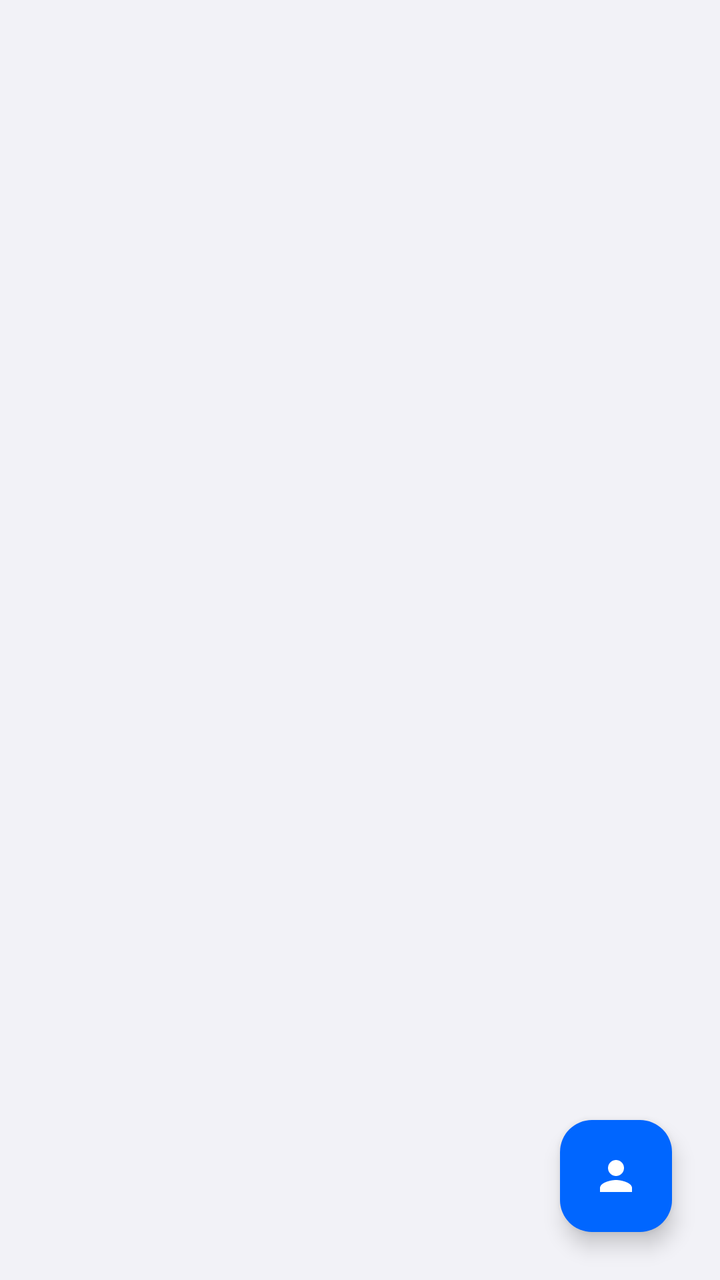
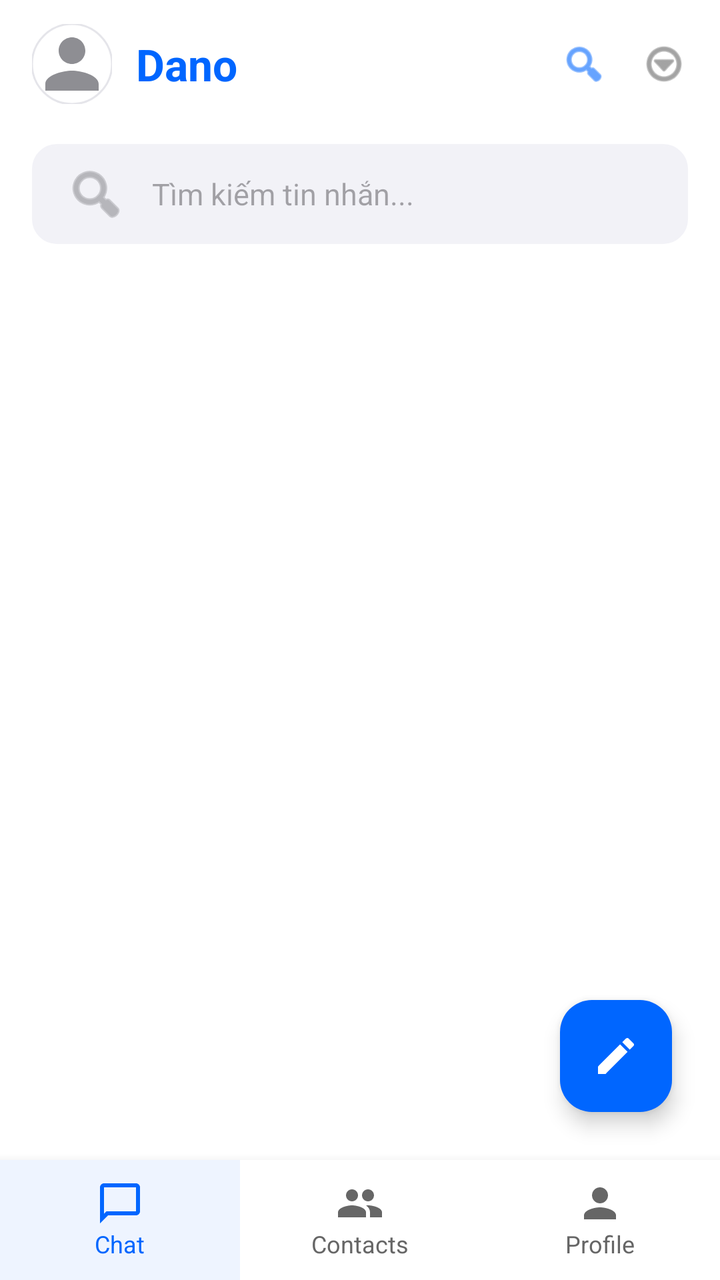

The first picture is an Android layout as it rendered before a commit; the second is the same layout after the commit. The layout source and the unified diff follow.
<!-- AndroidManifest.xml: application theme Theme.DanoChatApp -->
<!-- res/layout/activity_main.xml -->
<?xml version="1.0" encoding="utf-8"?>
<androidx.constraintlayout.widget.ConstraintLayout xmlns:android="http://schemas.android.com/apk/res/android"
    xmlns:app="http://schemas.android.com/apk/res-auto"
    xmlns:tools="http://schemas.android.com/tools"
    android:layout_width="match_parent"
    android:layout_height="match_parent"
    android:background="@color/chat_bg"
    tools:context=".MainActivity">

    <androidx.recyclerview.widget.RecyclerView
        android:id="@+id/recycler_messages"
        android:layout_width="match_parent"
        android:layout_height="match_parent"
        app:layout_constraintBottom_toBottomOf="parent"
        app:layout_constraintEnd_toEndOf="parent"
        app:layout_constraintStart_toStartOf="parent"
        app:layout_constraintTop_toTopOf="parent" />

    <com.google.android.material.floatingactionbutton.FloatingActionButton
        android:id="@+id/fab_new_chat"
        android:layout_width="wrap_content"
        android:layout_height="wrap_content"
        android:layout_margin="24dp"
        android:src="@drawable/ic_person"
        app:backgroundTint="@color/primary"
        app:layout_constraintBottom_toBottomOf="parent"
        app:layout_constraintEnd_toEndOf="parent"
        app:tint="@color/white" />

</androidx.constraintlayout.widget.ConstraintLayout>
<!-- resources referenced by this layout -->
<resources>
  <color name="chat_bg">#F2F2F7</color>
  <color name="primary">#0066FF</color>
  <color name="white">#FFFFFFFF</color>
  <!-- drawable ic_person (drawable) -->
  <vector xmlns:android="http://schemas.android.com/apk/res/android"
      android:width="24dp"
      android:height="24dp"
      android:viewportWidth="24"
      android:viewportHeight="24">
      <path
          android:fillColor="@color/neutral"
          android:pathData="M12,12c2.21,0 4,-1.79 4,-4s-1.79,-4 -4,-4 -4,1.79 -4,4 1.79,4 4,4zM12,14c-2.67,0 -8,1.34 -8,4v2h16v-2c0,-2.66 -5.33,-4 -8,-4z" />
  </vector>
  <style name="Theme.DanoChatApp" parent="Base.Theme.DanoChatApp" />
  <color name="neutral">#8E8E93</color>
  <style name="Base.Theme.DanoChatApp" parent="Theme.Material3.DayNight.NoActionBar">
          
          <item name="colorPrimary">@color/primary</item>
          <item name="colorPrimaryVariant">@color/primary_dark</item>
          <item name="colorSecondary">@color/secondary</item>
          <item name="android:statusBarColor">@color/white</item>
          <item name="android:windowLightStatusBar">true</item>
      </style>
  <color name="primary_dark">#0052CC</color>
  <color name="secondary">#FF9500</color>
</resources>

<!-- the commit's change to res/layout/activity_main.xml (unified diff, before → after) -->
@@ -4,27 +4,357 @@
     xmlns:tools="http://schemas.android.com/tools"
     android:layout_width="match_parent"
     android:layout_height="match_parent"
-    android:background="@color/chat_bg"
+    android:background="@color/white"
     tools:context=".MainActivity">
 
-    <androidx.recyclerview.widget.RecyclerView
-        android:id="@+id/recycler_messages"
+    
+    <RelativeLayout
+        android:id="@+id/layout_header"
         android:layout_width="match_parent"
-        android:layout_height="match_parent"
-        app:layout_constraintBottom_toBottomOf="parent"
-        app:layout_constraintEnd_toEndOf="parent"
-        app:layout_constraintStart_toStartOf="parent"
-        app:layout_constraintTop_toTopOf="parent" />
+        android:layout_height="?attr/actionBarSize"
+        android:paddingHorizontal="16dp"
+        app:layout_constraintTop_toTopOf="parent">
+
+        <com.google.android.material.imageview.ShapeableImageView
+            android:id="@+id/img_main_profile"
+            android:layout_width="40dp"
+            android:layout_height="40dp"
+            android:layout_centerVertical="true"
+            android:src="@drawable/ic_person"
+            app:shapeAppearanceOverlay="@style/CircleImage"
+            app:strokeColor="@color/divider_color"
+            app:strokeWidth="1dp" />
+
+        <TextView
+            android:layout_width="wrap_content"
+            android:layout_height="wrap_content"
+            android:layout_centerVertical="true"
+            android:layout_marginStart="12dp"
+            android:layout_toEndOf="@id/img_main_profile"
+            android:text="Dano"
+            android:textColor="@color/primary"
+            android:textSize="22sp"
+            android:textStyle="bold" />
+
+        <LinearLayout
+            android:layout_width="wrap_content"
+            android:layout_height="wrap_content"
+            android:layout_alignParentEnd="true"
+            android:layout_centerVertical="true"
+            android:orientation="horizontal">
+
+            <ImageView
+                android:id="@+id/img_search"
+                android:layout_width="24dp"
+                android:layout_height="24dp"
+                android:layout_marginEnd="16dp"
+                android:src="@android:drawable/ic_menu_search"
+                app:tint="@color/primary" />
+
+            <ImageView
+                android:id="@+id/img_menu"
+                android:layout_width="24dp"
+                android:layout_height="24dp"
+                android:src="@android:drawable/ic_menu_more"
+                app:tint="@color/text_grey" />
+        </LinearLayout>
+    </RelativeLayout>
+
+    <androidx.core.widget.NestedScrollView
+        android:layout_width="match_parent"
+        android:layout_height="0dp"
+        app:layout_constraintBottom_toTopOf="@id/bottom_navigation"
+        app:layout_constraintTop_toBottomOf="@id/layout_header">
+
+        <LinearLayout
+            android:layout_width="match_parent"
+            android:layout_height="wrap_content"
+            android:orientation="vertical">
+
+            
+            <EditText
+                android:id="@+id/edit_search"
+                android:layout_width="match_parent"
+                android:layout_height="50dp"
+                android:layout_marginHorizontal="16dp"
+                android:layout_marginTop="8dp"
+                android:background="@drawable/edit_text_bg"
+                android:backgroundTint="#F2F2F7"
+                android:drawableStart="@android:drawable/ic_menu_search"
+                android:drawablePadding="12dp"
+                android:drawableTint="@color/neutral"
+                android:hint="Tìm kiếm tin nhắn..."
+                android:inputType="text"
+                android:paddingHorizontal="16dp"
+                android:textSize="15sp" />
+
+            
+            <androidx.recyclerview.widget.RecyclerView
+                android:id="@+id/recycler_active_users"
+                android:layout_width="match_parent"
+                android:layout_height="wrap_content"
+                android:layout_marginTop="16dp"
+                android:clipToPadding="false"
+                android:orientation="horizontal"
+                android:paddingHorizontal="8dp"
+                app:layoutManager="androidx.recyclerview.widget.LinearLayoutManager"
+                tools:listitem="@layout/item_user_horizontal" />
+
+            
+            <androidx.recyclerview.widget.RecyclerView
+                android:id="@+id/recycler_recent_chats"
+                android:layout_width="match_parent"
+                android:layout_height="wrap_content"
+                android:layout_marginTop="8dp"
+                android:nestedScrollingEnabled="false"
+                tools:listitem="@layout/item_recent_chat" />
+
+        </LinearLayout>
+    </androidx.core.widget.NestedScrollView>
 
     <com.google.android.material.floatingactionbutton.FloatingActionButton
         android:id="@+id/fab_new_chat"
         android:layout_width="wrap_content"
         android:layout_height="wrap_content"
         android:layout_margin="24dp"
-        android:src="@drawable/ic_person"
+        android:src="@drawable/ic_edit"
         app:backgroundTint="@color/primary"
-        app:layout_constraintBottom_toBottomOf="parent"
+        app:layout_constraintBottom_toTopOf="@id/bottom_navigation"
         app:layout_constraintEnd_toEndOf="parent"
         app:tint="@color/white" />
 
+    
+    <LinearLayout
+        android:id="@+id/bottom_navigation"
+        android:layout_width="match_parent"
+        android:layout_height="60dp"
+        android:background="@color/white"
+        android:elevation="8dp"
+        android:orientation="horizontal"
+        app:layout_constraintBottom_toBottomOf="parent">
+
+        <LinearLayout
+            android:id="@+id/nav_chat"
+            android:layout_width="0dp"
+            android:layout_height="match_parent"
+            android:layout_weight="1"
+            android:background="#EEF4FF"
+            android:gravity="center"
+            android:orientation="vertical">
+
+            <ImageView
+                android:layout_width="24dp"
+                android:layout_height="24dp"
+                android:src="@drawable/ic_message"
+                app:tint="@color/primary" />
+
+            <TextView
+                android:layout_width="wrap_content"
+                android:layout_height="wrap_content"
+                android:text="Chat"
+                android:textColor="@color/primary"
+                android:textSize="12sp" />
+        </LinearLayout>
+
+        <LinearLayout
+            android:id="@+id/nav_contacts"
+            android:layout_width="0dp"
+            android:layout_height="match_parent"
+            android:layout_weight="1"
+            android:gravity="center"
+            android:orientation="vertical">
+
+            <ImageView
+                android:layout_width="24dp"
+                android:layout_height="24dp"
+                android:src="@drawable/ic_contacts"
+                app:tint="@color/text_grey" />
+
+            <TextView
+                android:layout_width="wrap_content"
+                android:layout_height="wrap_content"
+                android:text="Contacts"
+                android:textColor="@color/text_grey"
+                android:textSize="12sp" />
+        </LinearLayout>
+
+        <LinearLayout
+            android:id="@+id/nav_profile"
+            android:layout_width="0dp"
+            android:layout_height="match_parent"
+            android:layout_weight="1"
+            android:gravity="center"
+            android:orientation="vertical">
+
+            <ImageView
+                android:layout_width="24dp"
+                android:layout_height="24dp"
+                android:src="@drawable/ic_person"
+                app:tint="@color/text_grey" />
+
+            <TextView
+                android:layout_width="wrap_content"
+                android:layout_height="wrap_content"
+                android:text="Profile"
+                android:textColor="@color/text_grey"
+                android:textSize="12sp" />
+        </LinearLayout>
+    </LinearLayout>
+
 </androidx.constraintlayout.widget.ConstraintLayout>
+<!-- res/layout/item_user_horizontal.xml (included above) -->
+<?xml version="1.0" encoding="utf-8"?>
+<LinearLayout xmlns:android="http://schemas.android.com/apk/res/android"
+    xmlns:app="http://schemas.android.com/apk/res-auto"
+    android:layout_width="wrap_content"
+    android:layout_height="wrap_content"
+    android:gravity="center"
+    android:orientation="vertical"
+    android:padding="8dp">
+
+    <RelativeLayout
+        android:layout_width="60dp"
+        android:layout_height="60dp">
+
+        <com.google.android.material.imageview.ShapeableImageView
+            android:id="@+id/img_user_avatar"
+            android:layout_width="match_parent"
+            android:layout_height="match_parent"
+            android:padding="2dp"
+            android:src="@drawable/ic_person"
+            app:shapeAppearanceOverlay="@style/CircleImage"
+            app:strokeColor="@color/primary"
+            app:strokeWidth="1.5dp" />
+
+        <View
+            android:id="@+id/view_online_indicator"
+            android:layout_width="12dp"
+            android:layout_height="12dp"
+            android:layout_alignParentBottom="true"
+            android:layout_alignParentEnd="true"
+            android:layout_marginBottom="4dp"
+            android:layout_marginEnd="4dp"
+            android:background="@android:color/holo_green_light"
+            android:backgroundTint="#4CAF50"
+            android:elevation="2dp" />
+    </RelativeLayout>
+
+    <TextView
+        android:id="@+id/text_user_name_short"
+        android:layout_width="70dp"
+        android:layout_height="wrap_content"
+        android:layout_marginTop="4dp"
+        android:ellipsize="end"
+        android:gravity="center"
+        android:maxLines="1"
+        android:text="Name"
+        android:textColor="@color/black"
+        android:textSize="12sp" />
+
+</LinearLayout>
+<!-- res/layout/item_recent_chat.xml (included above) -->
+<?xml version="1.0" encoding="utf-8"?>
+<RelativeLayout xmlns:android="http://schemas.android.com/apk/res/android"
+    xmlns:app="http://schemas.android.com/apk/res-auto"
+    android:layout_width="match_parent"
+    android:layout_height="wrap_content"
+    android:background="?attr/selectableItemBackground"
+    android:paddingHorizontal="16dp"
+    android:paddingVertical="12dp">
+
+    <RelativeLayout
+        android:id="@+id/layout_avatar"
+        android:layout_width="60dp"
+        android:layout_height="60dp">
+
+        <com.google.android.material.imageview.ShapeableImageView
+            android:id="@+id/img_recent_profile"
+            android:layout_width="match_parent"
+            android:layout_height="match_parent"
+            android:src="@drawable/ic_person"
+            app:shapeAppearanceOverlay="@style/CircleImage"
+            app:strokeColor="@color/divider_color"
+            app:strokeWidth="1dp" />
+
+        <View
+            android:id="@+id/view_online_status"
+            android:layout_width="14dp"
+            android:layout_height="14dp"
+            android:layout_alignParentBottom="true"
+            android:layout_alignParentEnd="true"
+            android:layout_marginBottom="2dp"
+            android:layout_marginEnd="2dp"
+            android:background="@android:color/holo_green_light"
+            android:backgroundTint="#4CAF50"
+            android:visibility="gone" />
+    </RelativeLayout>
+
+    <LinearLayout
+        android:layout_width="match_parent"
+        android:layout_height="wrap_content"
+        android:layout_centerVertical="true"
+        android:layout_marginStart="16dp"
+        android:layout_toEndOf="@id/layout_avatar"
+        android:orientation="vertical">
+
+        <RelativeLayout
+            android:layout_width="match_parent"
+            android:layout_height="wrap_content">
+
+            <TextView
+                android:id="@+id/text_recent_name"
+                android:layout_width="wrap_content"
+                android:layout_height="wrap_content"
+                android:layout_alignParentStart="true"
+                android:layout_toStartOf="@id/text_recent_time"
+                android:ellipsize="end"
+                android:maxLines="1"
+                android:text="User Name"
+                android:textColor="@color/black"
+                android:textSize="17sp"
+                android:textStyle="bold" />
+
+            <TextView
+                android:id="@+id/text_recent_time"
+                android:layout_width="wrap_content"
+                android:layout_height="wrap_content"
+                android:layout_alignParentEnd="true"
+                android:text="14:20"
+                android:textColor="@color/text_grey"
+                android:textSize="13sp" />
+        </RelativeLayout>
+
+        <RelativeLayout
+            android:layout_width="match_parent"
+            android:layout_height="wrap_content"
+            android:layout_marginTop="4dp">
+
+            <TextView
+                android:id="@+id/text_recent_last_msg"
+                android:layout_width="wrap_content"
+                android:layout_height="wrap_content"
+                android:layout_alignParentStart="true"
+                android:layout_toStartOf="@id/text_recent_unread"
+                android:ellipsize="end"
+                android:maxLines="1"
+                android:text="Nội dung tin nhắn cuối cùng..."
+                android:textColor="@color/text_grey"
+                android:textSize="14sp" />
+
+            <TextView
+                android:id="@+id/text_recent_unread"
+                android:layout_width="20dp"
+                android:layout_height="20dp"
+                android:layout_alignParentEnd="true"
+                android:background="@drawable/chat_bubble_sent"
+                android:backgroundTint="@color/primary"
+                android:gravity="center"
+                android:text="1"
+                android:textColor="@color/white"
+                android:textSize="10sp"
+                android:textStyle="bold"
+                android:visibility="gone" />
+        </RelativeLayout>
+    </LinearLayout>
+
+</RelativeLayout>
<!-- resource entries referenced after the edit -->
@@ -1,8 +1,60 @@
 <!-- resources referenced by this layout -->
 <resources>
-  <color name="chat_bg">#F2F2F7</color>
+  <color name="black">#FF000000</color>
+  <color name="divider_color">#E5E5EA</color>
+  <color name="neutral">#8E8E93</color>
   <color name="primary">#0066FF</color>
+  <color name="text_grey">#666666</color>
   <color name="white">#FFFFFFFF</color>
+  <!-- drawable chat_bubble_sent (drawable) -->
+  <?xml version="1.0" encoding="utf-8"?>
+  <shape xmlns:android="http://schemas.android.com/apk/res/android">
+      <solid android:color="@color/primary" />
+      <corners
+          android:topLeftRadius="16dp"
+          android:topRightRadius="16dp"
+          android:bottomLeftRadius="16dp"
+          android:bottomRightRadius="2dp" />
+  </shape>
+  <!-- drawable edit_text_bg (drawable) -->
+  <?xml version="1.0" encoding="utf-8"?>
+  <shape xmlns:android="http://schemas.android.com/apk/res/android">
+      <solid android:color="@color/white" />
+      <stroke
+          android:width="1dp"
+          android:color="#E5E5EA" />
+      <corners android:radius="12dp" />
+  </shape>
+  <!-- drawable ic_contacts (drawable) -->
+  <vector xmlns:android="http://schemas.android.com/apk/res/android"
+      android:width="24dp"
+      android:height="24dp"
+      android:viewportWidth="24"
+      android:viewportHeight="24">
+      <path
+          android:fillColor="@color/secondary"
+          android:pathData="M16,11c1.66,0 2.99,-1.34 2.99,-3S17.66,5 16,5s-3,1.34 -3,3 1.34,3 3,3zM8,11c1.66,0 3,-1.34 3,-3S9.66,5 8,5 5,6.34 5,8s1.34,3 3,3zM8,13c-2.33,0 -7,1.17 -7,3.5V19h14v-2.5c0,-2.33 -4.67,-3.5 -7,-3.5zM16,13c-0.29,0 -0.62,0.02 -0.97,0.05 1.16,0.84 1.97,1.97 1.97,3.45V19h6v-2.5c0,-2.33 -4.67,-3.5 -7,-3.5z" />
+  </vector>
+  <!-- drawable ic_edit (drawable) -->
+  <vector xmlns:android="http://schemas.android.com/apk/res/android"
+      android:width="24dp"
+      android:height="24dp"
+      android:viewportWidth="24"
+      android:viewportHeight="24">
+      <path
+          android:fillColor="@color/primary"
+          android:pathData="M3,17.25V21h3.75L17.81,9.94l-3.75,-3.75L3,17.25zM20.71,7.04c0.39,-0.39 0.39,-1.02 0,-1.41l-2.34,-2.34c-0.39,-0.39,-1.02,-0.39,-1.41,0l-1.83,1.83 3.75,3.75 1.83,-1.83z" />
+  </vector>
+  <!-- drawable ic_message (drawable) -->
+  <vector xmlns:android="http://schemas.android.com/apk/res/android"
+      android:width="24dp"
+      android:height="24dp"
+      android:viewportWidth="24"
+      android:viewportHeight="24">
+      <path
+          android:fillColor="@color/primary"
+          android:pathData="M20,2H4C2.9,2 2,2.9 2,4v18l4,-4h14c1.1,0 2,-0.9 2,-2V4c0,-1.1 -0.9,-2 -2,-2zM20,16H5.17L4,17.17V4h16v12z" />
+  </vector>
   <!-- drawable ic_person (drawable) -->
   <vector xmlns:android="http://schemas.android.com/apk/res/android"
       android:width="24dp"
@@ -13,8 +65,11 @@
           android:fillColor="@color/neutral"
           android:pathData="M12,12c2.21,0 4,-1.79 4,-4s-1.79,-4 -4,-4 -4,1.79 -4,4 1.79,4 4,4zM12,14c-2.67,0 -8,1.34 -8,4v2h16v-2c0,-2.66 -5.33,-4 -8,-4z" />
   </vector>
+  <style name="CircleImage" parent="">
+          <item name="cornerSize">50%</item>
+      </style>
   <style name="Theme.DanoChatApp" parent="Base.Theme.DanoChatApp" />
-  <color name="neutral">#8E8E93</color>
+  <color name="secondary">#FF9500</color>
   <style name="Base.Theme.DanoChatApp" parent="Theme.Material3.DayNight.NoActionBar">
           
           <item name="colorPrimary">@color/primary</item>
@@ -24,6 +79,5 @@
           <item name="android:windowLightStatusBar">true</item>
       </style>
   <color name="primary_dark">#0052CC</color>
-  <color name="secondary">#FF9500</color>
 </resources>
 
